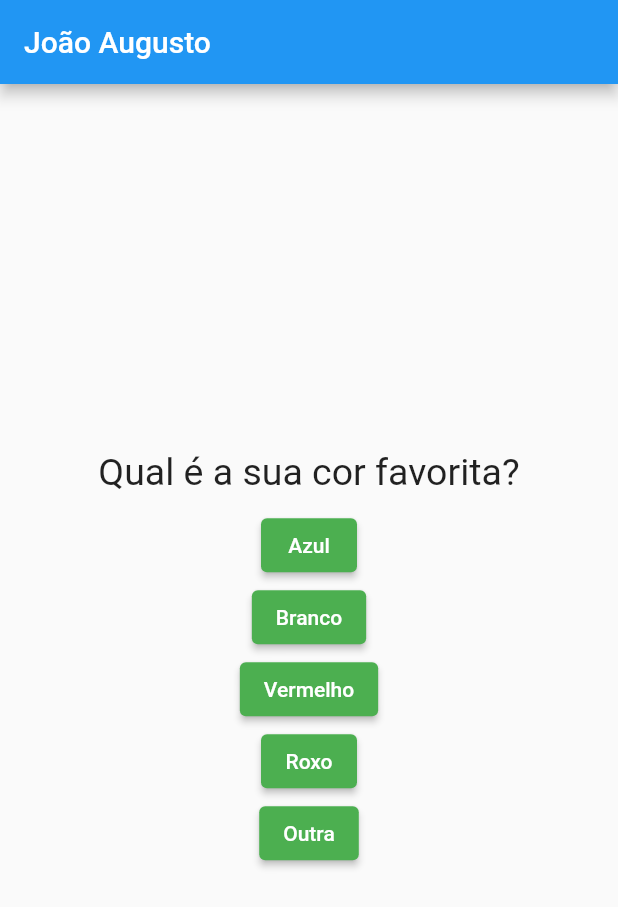
After one commit to joaoaugustojr/flutter_theme, a Flutter app: the screen it shows after launch, on a phone screen of 412 x 824 dp. The commit adds this screen. Shown: the top 907 px of the screen. Run offline on Flutter 3.47's test engine with Material 2 defaults, Android fonts, the phone set to English and light mode, and no system bars.

Commit message:
refatoring push

```diff
--- /dev/null
+++ b/lib/perguntas.dart
@@ -0,0 +1,84 @@
+import 'package:flutter/material.dart';
+import 'package:flutter_learning/questionario.dart';
+import 'package:flutter_learning/resultado.dart';
+
+class PerguntaApp extends StatefulWidget {
+  @override
+  _PerguntaAppState createState() {
+    return _PerguntaAppState();
+  }
+}
+
+class _PerguntaAppState extends State<PerguntaApp> {
+  var _perguntaSelecionada = 0;
+
+  final _perguntas = [
+    {
+      'pergunta': 'Qual é a sua cor favorita?',
+      'respostas': ['Azul', 'Branco', 'Vermelho', 'Roxo', 'Outra']
+    },
+    {
+      'pergunta': 'Qual é o seu animal favorito?',
+      'respostas': ['Cavalo', 'Cachorro', 'Gato', 'Outro']
+    },
+    {
+      'pergunta': 'Qual é o seu hobby favorito?',
+      'respostas': ['Viajar', 'Desenhar', 'Praticar Esportes', 'Outro']
+    },
+    {
+      'pergunta': 'Qual é o sua cidade favorita?',
+      'respostas': ['São Paulo', 'Rio de Janeiro', 'Catalão', 'Outra']
+    },
+    {
+      'pergunta': 'Qual é o seu jogo favorito?',
+      'respostas': ['Cartas', 'Dama', 'Xadrez', 'Outro']
+    },
+    {
+      'pergunta': 'Qual é a sua fruta favorita?',
+      'respostas': ['Banana', 'Maça', 'Uva', 'Outra']
+    },
+    {
+      'pergunta': 'Qual é a sua comida favorita?',
+      'respostas': ['Arroz', 'Feijão', 'Carne', 'Outra']
+    }
+  ];
+
+  void _responder() {
+    if (isPerguntaSelecionada) {
+      setState(() {
+        _perguntaSelecionada++;
+      });
+    }
+  }
+
+  void _responderNovamente() {
+    setState(() {
+      _perguntaSelecionada = 0;
+    });
+  }
+
+  bool get isPerguntaSelecionada {
+    return _perguntaSelecionada < _perguntas.length;
+  }
+
+  @override
+  Widget build(BuildContext context) {
+    List respostas = isPerguntaSelecionada
+        ? _perguntas[_perguntaSelecionada]['respostas']
+        : null;
+
+    return MaterialApp(
+      home: Scaffold(
+        appBar: AppBar(
+          title: Text('João Augusto'),
+        ),
+        body: Center(
+          child: isPerguntaSelecionada
+              ? Questionario(
+                  _perguntas, _perguntaSelecionada, respostas, _responder)
+              : Resultado(_responderNovamente),
+        ),
+      ),
+    );
+  }
+}
--- /dev/null
+++ b/lib/questionario.dart
@@ -0,0 +1,26 @@
+import 'package:flutter/material.dart';
+import 'package:flutter_learning/questao.dart';
+import 'package:flutter_learning/resposta.dart';
+
+class Questionario extends StatelessWidget {
+  final perguntas;
+  final perguntaSelecionada;
+  final respostas;
+  final Function() responder;
+
+  Questionario(
+      this.perguntas, this.perguntaSelecionada, this.respostas, this.responder);
+
+  @override
+  Widget build(BuildContext context) {
+    return Container(
+      child: Column(
+        mainAxisAlignment: MainAxisAlignment.center,
+        children: [
+          Questao(perguntas[perguntaSelecionada]['pergunta']),
+          ...respostas.map((r) => Resposta(r, responder)).toList()
+        ],
+      ),
+    );
+  }
+}
```
Also changed, not shown: lib/main.dart (+1 -106 lines), lib/resultado.dart (added, +29 -0 lines).
